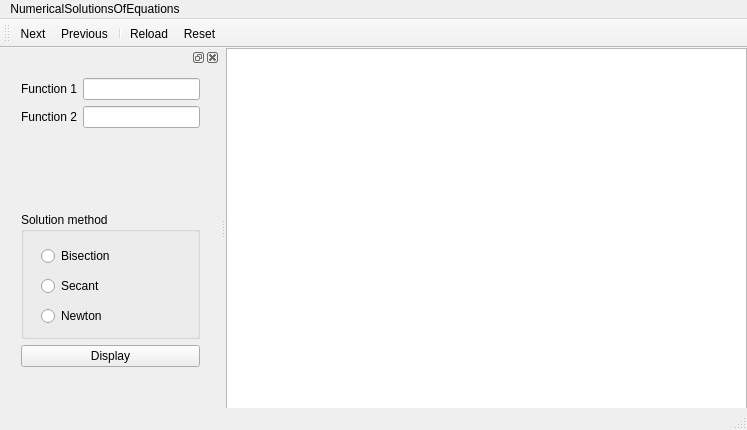
Above: mainwindow.ui from NeverMendel/NumericalSolutionOfEquations before the change. Below: the same form after it.
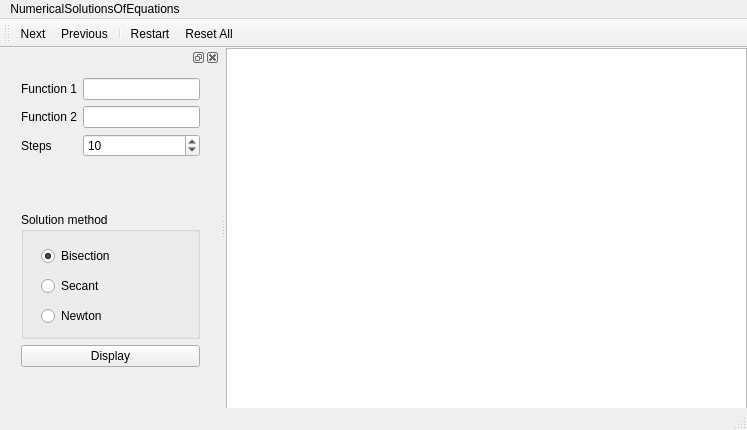
That is the form after the change. Custom widgets are drawn as their Qt base class.

The edit to the form file:
```diff
--- a/mainwindow.ui
+++ b/mainwindow.ui
@@ -66,7 +66,7 @@
    <addaction name="actionNext"/>
    <addaction name="actionPrevious"/>
    <addaction name="separator"/>
-   <addaction name="actionReload"/>
+   <addaction name="actionRestart"/>
    <addaction name="actionReset"/>
   </widget>
   <widget class="QStatusBar" name="statusBar"/>
@@ -110,7 +110,11 @@
          </widget>
         </item>
         <item row="0" column="1">
-         <widget class="QLineEdit" name="function1"/>
+         <widget class="QLineEdit" name="function1">
+          <property name="text">
+           <string/>
+          </property>
+         </widget>
         </item>
         <item row="1" column="0">
          <widget class="QLabel" name="function2_label">
@@ -120,12 +124,36 @@
          </widget>
         </item>
         <item row="1" column="1">
-         <widget class="QLineEdit" name="function2"/>
+         <widget class="QLineEdit" name="function2">
+          <property name="text">
+           <string/>
+          </property>
+         </widget>
+        </item>
+        <item row="2" column="0">
+         <widget class="QLabel" name="label">
+          <property name="text">
+           <string>Steps</string>
+          </property>
+         </widget>
+        </item>
+        <item row="2" column="1">
+         <widget class="QSpinBox" name="stepsSB">
+          <property name="minimum">
+           <number>1</number>
+          </property>
+          <property name="maximum">
+           <number>300</number>
+          </property>
+          <property name="value">
+           <number>10</number>
+          </property>
+         </widget>
         </item>
        </layout>
       </item>
       <item>
-       <widget class="QGroupBox" name="groupBox">
+       <widget class="QGroupBox" name="radioButtons">
         <property name="title">
          <string>Solution method</string>
         </property>
@@ -138,23 +166,26 @@
            <height>111</height>
           </rect>
          </property>
-         <layout class="QVBoxLayout" name="verticalLayout_2">
+         <layout class="QVBoxLayout" name="rdLayout">
           <item>
-           <widget class="QRadioButton" name="radioButton">
+           <widget class="QRadioButton" name="bisectionRB">
             <property name="text">
              <string>Bisection</string>
             </property>
+            <property name="checked">
+             <bool>true</bool>
+            </property>
            </widget>
           </item>
           <item>
-           <widget class="QRadioButton" name="radioButton_2">
+           <widget class="QRadioButton" name="secantRB">
             <property name="text">
              <string>Secant</string>
             </property>
            </widget>
           </item>
           <item>
-           <widget class="QRadioButton" name="radioButton_3">
+           <widget class="QRadioButton" name="newtonRB">
             <property name="text">
              <string>Newton</string>
             </property>
@@ -180,14 +211,20 @@
     <string>Exit</string>
    </property>
   </action>
-  <action name="actionReload">
+  <action name="actionRestart">
    <property name="text">
-    <string>Reload</string>
+    <string>Restart</string>
+   </property>
+   <property name="toolTip">
+    <string>Restart</string>
    </property>
   </action>
   <action name="actionReset">
    <property name="text">
-    <string>Reset</string>
+    <string>Reset All</string>
+   </property>
+   <property name="toolTip">
+    <string>Reset All</string>
    </property>
   </action>
   <action name="actionNext">
```
